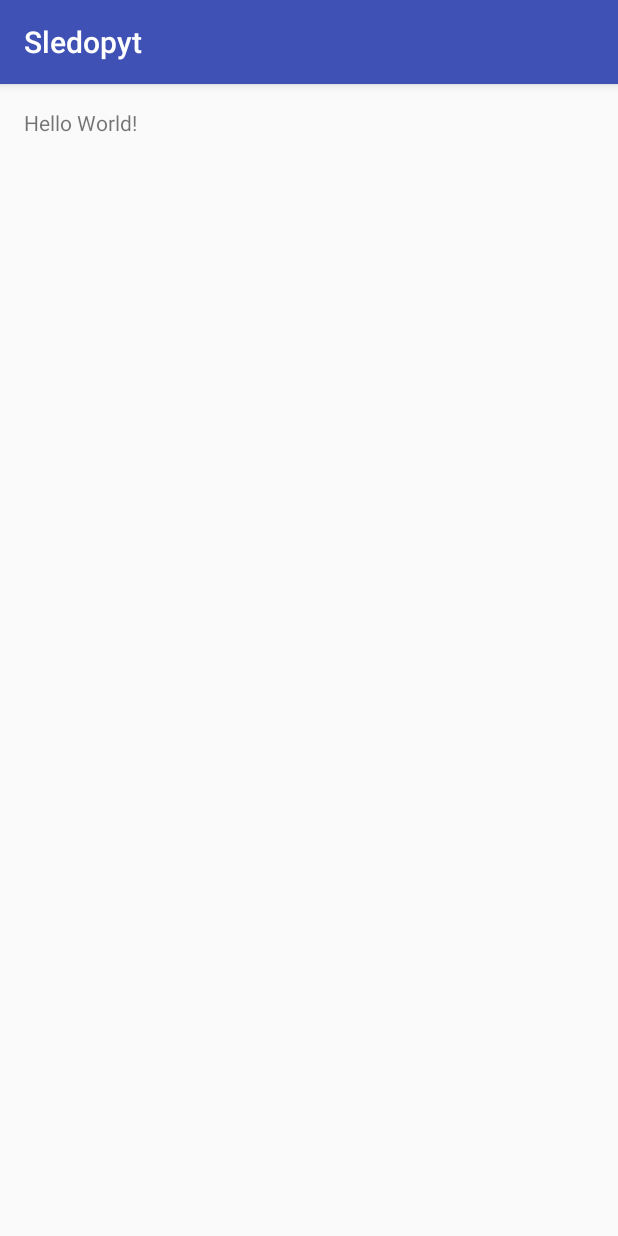
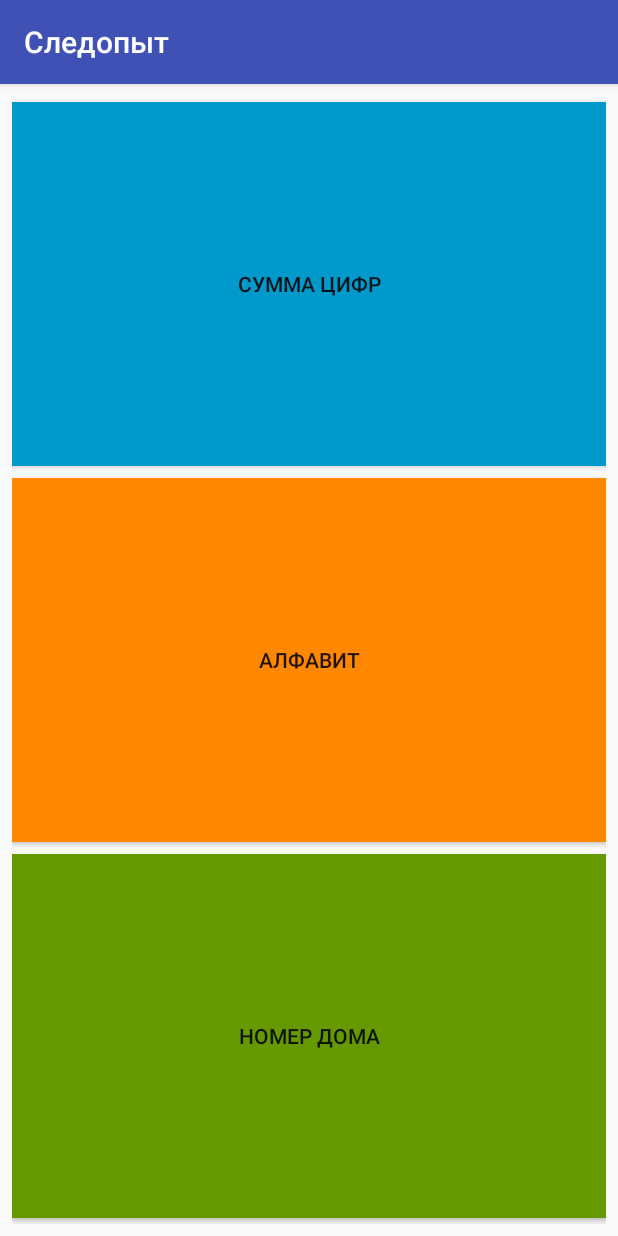
Before and after one commit to Jenyay/sledopyt, an Android app: the screen it shows after launch (MainActivity), on a phone screen of 412 x 824 dp. Run offline under Robolectric (Android 15) with nearby library versions, the phone set to English and light mode, and no system bars.

Commit message:
Added Activity for building number calculator.

```diff
--- a/app/build.gradle
+++ b/app/build.gradle
@@ -23,4 +23,5 @@ dependencies {
     compile fileTree(dir: 'libs', include: ['*.jar'])
     testCompile 'junit:junit:4.12'
     compile 'com.android.support:appcompat-v7:23.1.0'
+    compile 'com.google.android.gms:play-services-appindexing:8.4.0'
 }
--- a/app/src/main/java/net/jenyay/sledopyt/MainActivity.java
+++ b/app/src/main/java/net/jenyay/sledopyt/MainActivity.java
@@ -1,13 +1,49 @@
 package net.jenyay.sledopyt;
 
+import android.content.Intent;
+import android.net.Uri;
 import android.support.v7.app.AppCompatActivity;
 import android.os.Bundle;
+import android.view.View;
+import android.widget.Button;
+
+import com.google.android.gms.appindexing.Action;
+import com.google.android.gms.appindexing.AppIndex;
+import com.google.android.gms.appindexing.Thing;
+import com.google.android.gms.common.api.GoogleApiClient;
 
 public class MainActivity extends AppCompatActivity {
+
+    private Button _sumNumbersBtn;
+    private Button _alphabetBtn;
+    private Button _buildingNumberBtn;
 
     @Override
     protected void onCreate(Bundle savedInstanceState) {
         super.onCreate(savedInstanceState);
         setContentView(R.layout.activity_main);
+
+        // Сумма цифр
+        _sumNumbersBtn = (Button)findViewById(R.id.sum_numbers);
+        _sumNumbersBtn.setOnClickListener(new View.OnClickListener() {
+            @Override
+            public void onClick(View view) {
+
+            }
+        });
+
+        // Алфавит
+        _alphabetBtn = (Button) findViewById(R.id.alphabet);
+
+        // Расчет номера дома
+        _buildingNumberBtn = (Button) findViewById(R.id.building_number);
+        _buildingNumberBtn.setOnClickListener(new View.OnClickListener() {
+            @Override
+            public void onClick(View view) {
+                Intent intent = new Intent(MainActivity.this, BuildingNumberActivity.class);
+                startActivity(intent);
+            }
+        });
     }
+
 }
--- a/app/src/main/res/layout/activity_main.xml
+++ b/app/src/main/res/layout/activity_main.xml
@@ -1,16 +1,39 @@
 <?xml version="1.0" encoding="utf-8"?>
-<RelativeLayout xmlns:android="http://schemas.android.com/apk/res/android"
-    xmlns:tools="http://schemas.android.com/tools"
-    android:layout_width="match_parent"
-    android:layout_height="match_parent"
-    android:paddingBottom="@dimen/activity_vertical_margin"
-    android:paddingLeft="@dimen/activity_horizontal_margin"
-    android:paddingRight="@dimen/activity_horizontal_margin"
-    android:paddingTop="@dimen/activity_vertical_margin"
-    tools:context="net.jenyay.sledopyt.MainActivity">
+    <LinearLayout xmlns:android="http://schemas.android.com/apk/res/android"
+        xmlns:tools="http://schemas.android.com/tools"
+        android:orientation="vertical"
+        android:layout_width="match_parent"
+        android:layout_height="match_parent"
+        android:layout_margin="8dp">
 
-    <TextView
-        android:layout_width="wrap_content"
-        android:layout_height="wrap_content"
-        android:text="Hello World!" />
-</RelativeLayout>
+        <Button
+            android:text="@string/sum_numbers"
+            android:layout_width="match_parent"
+            android:layout_height="match_parent"
+            android:id="@+id/sum_numbers"
+            android:layout_weight="1"
+            android:background="@android:color/holo_blue_dark"
+            android:layout_marginBottom="4dp"
+            android:layout_marginTop="4dp" />
+
+        <Button
+            android:text="@string/alphabet"
+            android:layout_width="match_parent"
+            android:layout_height="match_parent"
+            android:id="@+id/alphabet"
+            android:layout_weight="1"
+            android:background="@android:color/holo_orange_dark"
+            android:padding="24dp"
+            android:layout_marginBottom="4dp"
+            android:layout_marginTop="4dp" />
+
+        <Button
+            android:text="@string/building_number"
+            android:layout_width="match_parent"
+            android:layout_height="match_parent"
+            android:id="@+id/building_number"
+            android:layout_weight="1"
+            android:background="@android:color/holo_green_dark"
+            android:layout_marginBottom="4dp"
+            android:layout_marginTop="4dp" />
+    </LinearLayout>
--- a/app/src/main/res/values/strings.xml
+++ b/app/src/main/res/values/strings.xml
@@ -1,3 +1,10 @@
 <resources>
-    <string name="app_name">Sledopyt</string>
+    <string name="app_name">Следопыт</string>
+    <string name="sum_numbers">Сумма цифр</string>
+    <string name="alphabet">Алфавит</string>
+    <string name="building_number">Номер дома</string>
+    <string name="building_number_street_text">Название улицы</string>
+    <string name="building_number_equation">Формула номера дома</string>
+    <string name="building_number_result">Номер дома:</string>
+    <string name="calculate_button_text">Рассчитать</string>
 </resources>
--- a/build.gradle
+++ b/build.gradle
@@ -5,7 +5,7 @@ buildscript {
         jcenter()
     }
     dependencies {
-        classpath 'com.android.tools.build:gradle:1.5.0'
+        classpath 'com.android.tools.build:gradle:2.2.3'
 
         // NOTE: Do not place your application dependencies here; they belong
         // in the individual module build.gradle files
```
Also changed, not shown: app/src/main/AndroidManifest.xml (+7 -0 lines), app/src/main/java/net/jenyay/sledopyt/BuildingNumberActivity.java (added, +28 -0 lines), app/src/main/res/layout/building_number.xml (added, +67 -0 lines), gradle/wrapper/gradle-wrapper.properties, 1 other file.
